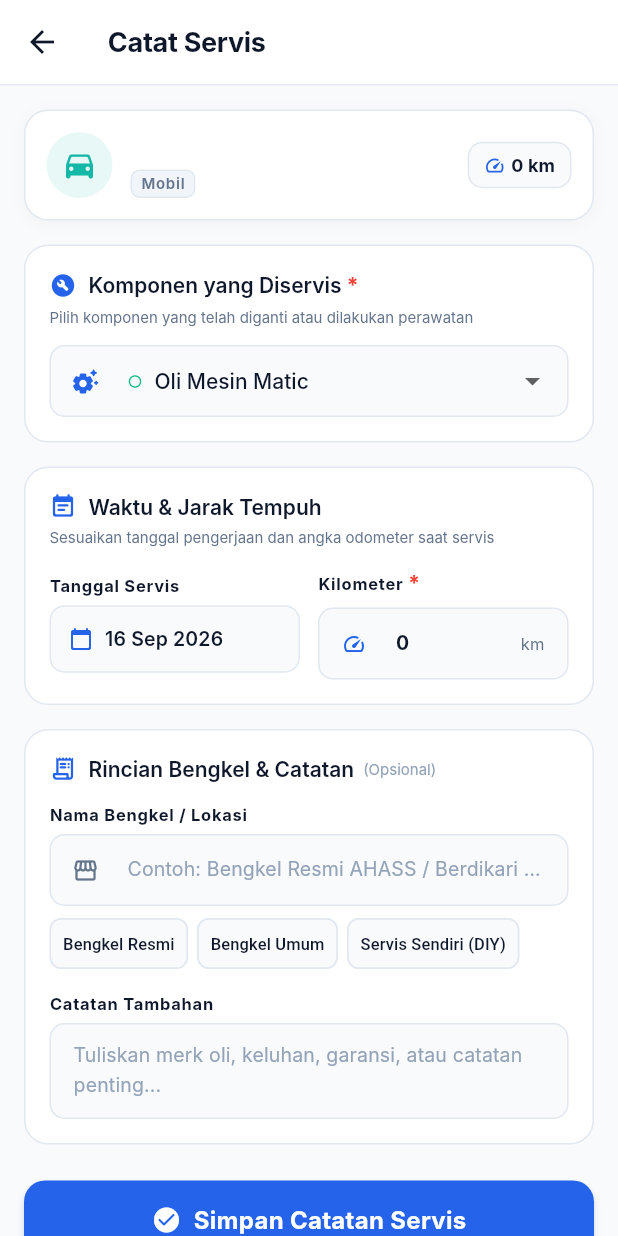
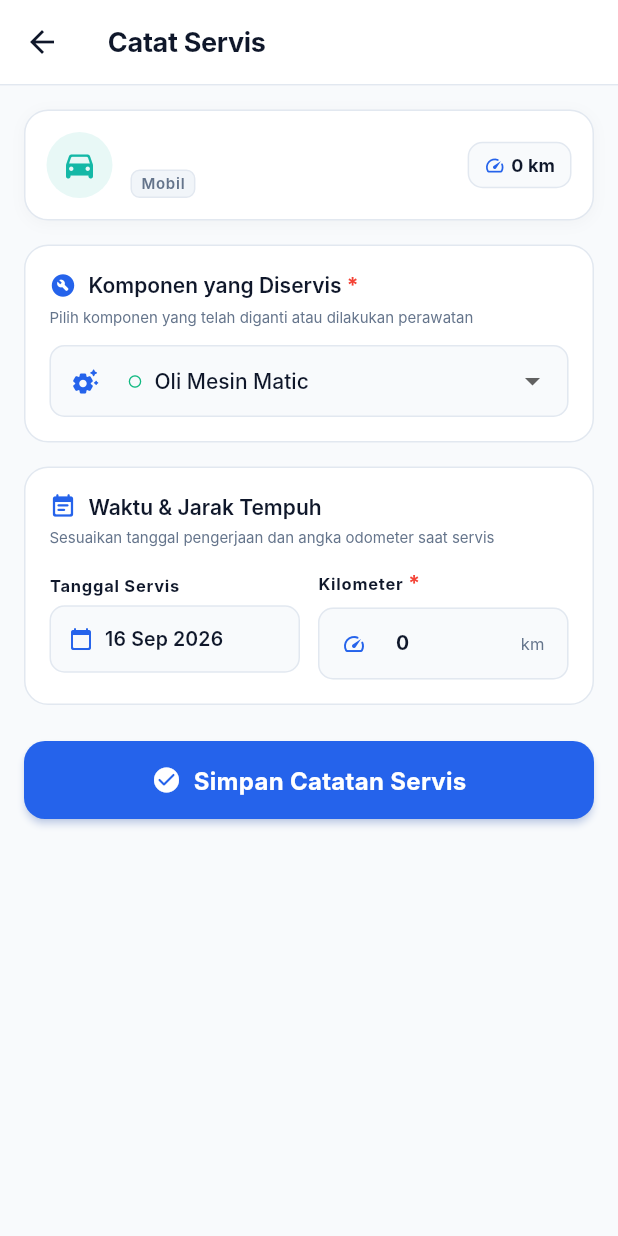
Before and after one commit to laomanda/deteksi-kendaraan, a Flutter app: the AddServicePage screen opened directly with empty values, on a phone screen of 412 x 824 dp. Run offline on Flutter 3.47's test engine with Material 3 defaults, Android fonts, the phone set to English and light mode, and no system bars; our stand-ins replace flutter_dotenv, flutter_local_notifications, flutter_map, flutter_riverpod, flutter_svg, geolocator and 8 more; accounts and stored records are empty; network calls fail; Roboto replaces fonts that are missing (Inter).

Commit message:
refactor(service): remove workshop details and notes section from add service page

```diff
--- a/lib/features/maintenance/presentation/pages/add_service_page.dart
+++ b/lib/features/maintenance/presentation/pages/add_service_page.dart
@@ -37,8 +37,6 @@ class _AddServicePageState extends ConsumerState<AddServicePage> {
   String? _selectedMaintenanceId;
   late DateTime _selectedDate;
   late TextEditingController _odometerController;
-  late TextEditingController _workshopController;
-  late TextEditingController _notesController;
   bool _isSaving = false;
 
   @override
@@ -60,15 +58,11 @@ class _AddServicePageState extends ConsumerState<AddServicePage> {
           ? widget.vehicle.currentOdometer.toString()
           : '0',
     );
-    _workshopController = TextEditingController();
-    _notesController = TextEditingController();
   }
 
   @override
   void dispose() {
     _odometerController.dispose();
-    _workshopController.dispose();
-    _notesController.dispose();
     super.dispose();
   }
 
@@ -106,12 +100,6 @@ class _AddServicePageState extends ConsumerState<AddServicePage> {
 
 
 
-  void _applyQuickWorkshop(String name) {
-    setState(() {
-      _workshopController.text = name;
-    });
-  }
-
   Future<void> _saveService() async {
     if (!_formKey.currentState!.validate()) return;
 
@@ -120,8 +108,6 @@ class _AddServicePageState extends ConsumerState<AddServicePage> {
     try {
       final odo = int.tryParse(_odometerController.text.trim()) ??
           widget.vehicle.currentOdometer;
-      final workshop = _workshopController.text.trim();
-      final notes = _notesController.text.trim();
 
       const uuid = Uuid();
       final record = ServiceRecordModel(
@@ -131,8 +117,6 @@ class _AddServicePageState extends ConsumerState<AddServicePage> {
         serviceDate: _selectedDate,
         odometer: odo,
         cost: 0.0,
-        workshop: workshop.isNotEmpty ? workshop : null,
-        notes: notes.isNotEmpty ? notes : null,
         maintenanceName: _selectedAction,
       );
 
@@ -237,14 +221,9 @@ class _AddServicePageState extends ConsumerState<AddServicePage> {
                 // 3. Execution Info: Tanggal & Odometer (Side-by-Side)
                 _buildExecutionSection(isToday, dateDisplay),
 
-                const SizedBox(height: AppSpacing.space16),
-
-                // 4. Bengkel & Catatan
-                _buildDetailsSection(),
-
                 const SizedBox(height: AppSpacing.space24),
 
-                // 5. Action Button
+                // 4. Action Button
                 _buildSubmitButton(),
 
                 const SizedBox(height: AppSpacing.space24),
@@ -776,122 +755,6 @@ class _AddServicePageState extends ConsumerState<AddServicePage> {
     );
   }
 
-  Widget _buildDetailsSection() {
-    return Container(
-      padding: const EdgeInsets.all(16),
-      decoration: BoxDecoration(
-        color: AppColors.surfaceWhite,
-        borderRadius: BorderRadius.circular(16),
-        border: Border.all(color: AppColors.borderSubtle),
-      ),
-      child: Column(
-        crossAxisAlignment: CrossAxisAlignment.start,
-        children: [
-          Row(
-            children: [
-              const Icon(Icons.receipt_long_rounded, size: 18, color: AppColors.primaryBlue),
-              const SizedBox(width: 8),
-              Text(
-                'Rincian Bengkel & Catatan',
-                style: AppTypography.heading3.copyWith(fontSize: 14),
-              ),
-              const SizedBox(width: 6),
-              Text(
-                '(Opsional)',
-                style: AppTypography.captionSubtle.copyWith(color: AppColors.textMuted),
-              ),
-            ],
-          ),
-          const SizedBox(height: 14),
-
-          // 1. Nama Bengkel
-          Text(
-            'Nama Bengkel / Lokasi',
-            style: AppTypography.captionBadge.copyWith(fontWeight: FontWeight.bold),
-          ),
-          const SizedBox(height: 6),
-          TextFormField(
-            controller: _workshopController,
-            style: const TextStyle(fontSize: 13),
-            decoration: InputDecoration(
-              hintText: 'Contoh: Bengkel Resmi AHASS / Berdikari Motor',
-              hintStyle: const TextStyle(color: AppColors.textMuted, fontSize: 13),
-              filled: true,
-              fillColor: AppColors.bgLight,
-              prefixIcon: const Icon(
-                Icons.storefront_outlined,
-                size: 18,
-                color: AppColors.textSecondary,
-              ),
-              contentPadding: const EdgeInsets.symmetric(horizontal: 12, vertical: 12),
-              border: OutlineInputBorder(
-                borderRadius: BorderRadius.circular(10),
-                borderSide: const BorderSide(color: AppColors.borderSubtle),
-              ),
-              enabledBorder: OutlineInputBorder(
-                borderRadius: BorderRadius.circular(10),
-                borderSide: const BorderSide(color: AppColors.borderSubtle),
-              ),
-            ),
-          ),
-          const SizedBox(height: 8),
-          // Quick workshop chips
-          SingleChildScrollView(
-            scrollDirection: Axis.horizontal,
-            child: Row(
-              children: [
-                widget.vehicle.isMotorcycle ? 'Bengkel Resmi (AHASS / Yamaha)' : 'Bengkel Resmi',
-                'Bengkel Umum',
-                'Servis Sendiri (DIY)',
-              ].map((name) {
-                return Padding(
-                  padding: const EdgeInsets.only(right: 6),
-                  child: ActionChip(
-                    label: Text(name, style: const TextStyle(fontSize: 11)),
-                    padding: EdgeInsets.zero,
-                    materialTapTargetSize: MaterialTapTargetSize.shrinkWrap,
-                    backgroundColor: AppColors.bgLight,
-                    side: const BorderSide(color: AppColors.borderSubtle),
-                    onPressed: () => _applyQuickWorkshop(name),
-                  ),
-                );
-              }).toList(),
-            ),
-          ),
-
-          const SizedBox(height: 16),
-
-          // 3. Catatan Tambahan
-          Text(
-            'Catatan Tambahan',
-            style: AppTypography.captionBadge.copyWith(fontWeight: FontWeight.bold),
-          ),
-          const SizedBox(height: 6),
-          TextFormField(
-            controller: _notesController,
-            maxLines: 2,
-            style: const TextStyle(fontSize: 13),
-            decoration: InputDecoration(
-              hintText: 'Tuliskan merk oli, keluhan, garansi, atau catatan penting...',
-              hintStyle: const TextStyle(color: AppColors.textMuted, fontSize: 13),
-              filled: true,
-              fillColor: AppColors.bgLight,
-              contentPadding: const EdgeInsets.symmetric(horizontal: 12, vertical: 12),
-              border: OutlineInputBorder(
-                borderRadius: BorderRadius.circular(10),
-                borderSide: const BorderSide(color: AppColors.borderSubtle),
-              ),
-              enabledBorder: OutlineInputBorder(
-                borderRadius: BorderRadius.circular(10),
-                borderSide: const BorderSide(color: AppColors.borderSubtle),
-              ),
-            ),
-          ),
-        ],
-      ),
-    );
-  }
-
   Widget _buildSubmitButton() {
     return SizedBox(
       width: double.infinity,
```
Also changed, not shown: 1 other file.
